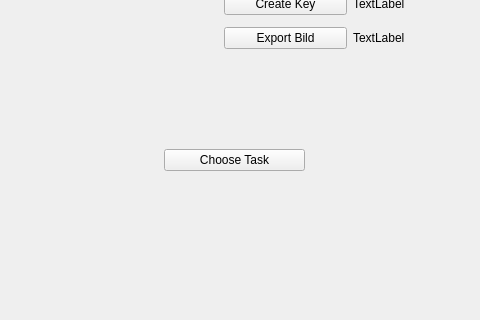
Qt form Milestone1_Grafisches_UI/Milestone1_Grafisches_UI/cryptographytab.ui (janlycka/propra_goethe_uni_2019_20) before a commit; both pictures show x 446 to 926 and y 125 to 445 of the 926 by 791 pixel window.
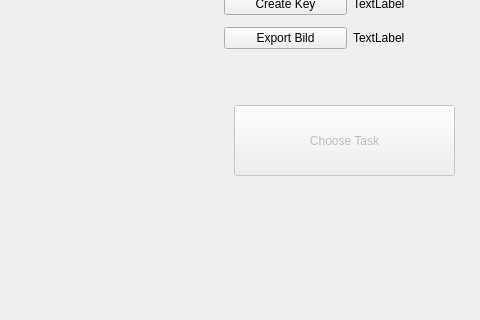
The same form after that commit. Custom widgets are drawn as their Qt base class.

Diff of the .ui file:
```diff
--- a/Milestone1_Grafisches_UI/Milestone1_Grafisches_UI/cryptographytab.ui
+++ b/Milestone1_Grafisches_UI/Milestone1_Grafisches_UI/cryptographytab.ui
@@ -13,25 +13,6 @@
   <property name="windowTitle">
    <string>Form</string>
   </property>
-  <widget class="QWidget" name="verticalLayoutWidget">
-   <property name="geometry">
-    <rect>
-     <x>610</x>
-     <y>230</y>
-     <width>141</width>
-     <height>111</height>
-    </rect>
-   </property>
-   <layout class="QVBoxLayout" name="verticalLayout">
-    <item>
-     <widget class="QPushButton" name="encodeButton">
-      <property name="text">
-       <string>Choose Task</string>
-      </property>
-     </widget>
-    </item>
-   </layout>
-  </widget>
   <widget class="QLabel" name="label">
    <property name="geometry">
     <rect>
@@ -179,6 +160,22 @@
     </rect>
    </property>
   </widget>
+  <widget class="QPushButton" name="encodeButton">
+   <property name="enabled">
+    <bool>false</bool>
+   </property>
+   <property name="geometry">
+    <rect>
+     <x>680</x>
+     <y>230</y>
+     <width>221</width>
+     <height>71</height>
+    </rect>
+   </property>
+   <property name="text">
+    <string>Choose Task</string>
+   </property>
+  </widget>
  </widget>
  <customwidgets>
   <customwidget>
```
